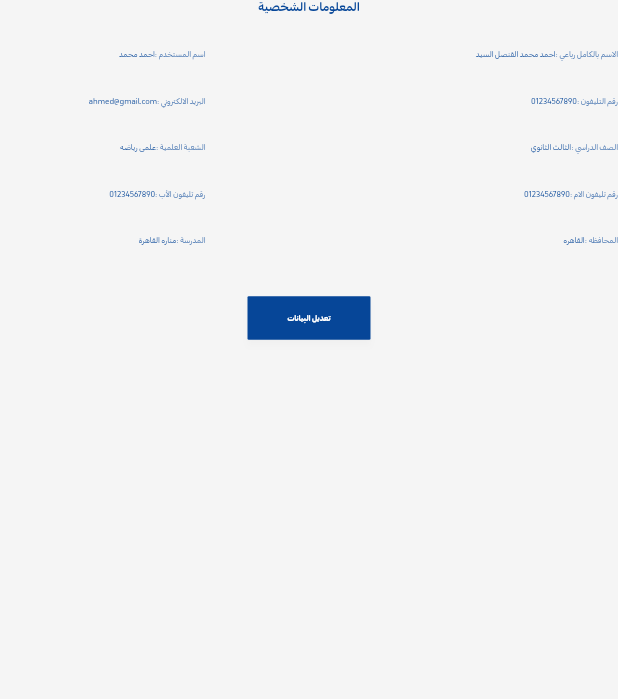
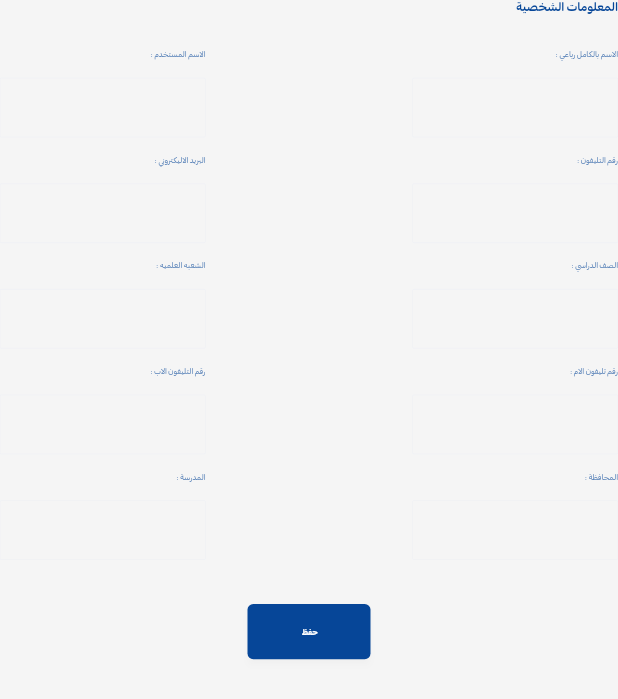
Before and after one commit to TarekLotfy30/assignment-module, a Flutter app: the PersonalInformationSection widget shown alone on an empty page, opened directly, after a tap on "تعديل البيانات", on a phone screen of 412 x 824 dp. Shown: the top 699 px of the screen. Run offline on Flutter 3.47's test engine with Material 3 defaults, Android fonts, the phone set to English and light mode, and no system bars; our stand-ins replace auto_route, bloc, dio, easy_debounce, easy_localization, equatable and 8 more; accounts and stored records are empty; project files that could hold a hidden picture were left out.

Commit message:
feat(profile): Integrate BLoC for profile editing
Adds `flutter_bloc` to manage the state of the personal profile page, enabling users to switch between viewing and editing their information.

```diff
--- a/analysis_options.yaml
+++ b/analysis_options.yaml
@@ -203,11 +203,11 @@ bloc:
     - avoid_build_context_extensions
     - avoid_flutter_imports
     - avoid_public_bloc_methods
-    - avoid_public_cubit_methods
+    # - avoid_public_cubit_methods
     #  Prefer to keep all external state in the [state] object. # int count = 0;
     - avoid_public_fields
-    # - prefer_bloc
-    - prefer_cubit
+    - prefer_bloc
+    # - prefer_cubit
     - prefer_file_naming_conventions
     - prefer_void_public_cubit_methods
     - prefer_void_public_bloc_methods
--- a/lib/core/theme/component_themes/app_button_themes.dart
+++ b/lib/core/theme/component_themes/app_button_themes.dart
@@ -23,9 +23,9 @@ abstract final class AppButtonThemes {
         overlayColor: colorScheme.primary.withValues(alpha: 0.12),
         alignment: Alignment.center,
         shape: RoundedRectangleBorder(
-          borderRadius: BorderRadius.circular(AppCorners.smallBorderRadius.r),
+          borderRadius: BorderRadius.circular(AppCorners.cardBorderRadius),
         ),
-        padding: EdgeInsets.symmetric(vertical: AppPadding.padding24.h),
+        padding: EdgeInsets.symmetric(vertical: AppPadding.padding32.h),
         minimumSize: Size(double.maxFinite, AppHeights.buttonHeight.h),
         textStyle: AppTextThemes.textTheme.headlineLarge?.copyWith(
           fontFamily: AppFontFamily.teshrin,
--- /dev/null
+++ b/lib/features/personal_profile/presentation/controller/profile_bloc.dart
@@ -0,0 +1,11 @@
+import 'package:bloc/bloc.dart';
+
+part 'profile_event.dart';
+part 'profile_state.dart';
+
+class ProfileBloc extends Bloc<ProfileEvent, ProfileState> {
+  ProfileBloc() : super(InitialState()) {
+    on<EditData>((event, emit) => emit(EditState()));
+    on<SaveData>((event, emit) => emit(SaveState()));
+  }
+}
--- /dev/null
+++ b/lib/features/personal_profile/presentation/controller/profile_event.dart
@@ -0,0 +1,7 @@
+part of 'profile_bloc.dart';
+
+abstract class ProfileEvent {}
+
+class EditData extends ProfileEvent {}
+
+class SaveData extends ProfileEvent {}
--- /dev/null
+++ b/lib/features/personal_profile/presentation/controller/profile_state.dart
@@ -0,0 +1,9 @@
+part of 'profile_bloc.dart';
+
+sealed class ProfileState {}
+
+final class InitialState extends ProfileState {}
+
+final class EditState extends ProfileState {}
+
+final class SaveState extends ProfileState {}
--- a/lib/features/personal_profile/presentation/widgets/personal_information_section.dart
+++ b/lib/features/personal_profile/presentation/widgets/personal_information_section.dart
@@ -1,16 +1,37 @@
 import 'package:flutter/material.dart';
+import 'package:flutter_bloc/flutter_bloc.dart';
 import 'package:flutter_screenutil/flutter_screenutil.dart';
 
+import '../../../../core/di/service_locator.dart';
 import '../../../../core/helpers/extensions/theme_extension.dart';
+import '../controller/profile_bloc.dart';
 import 'form_data.dart';
-import 'form_title.dart' show FormTitle;
+import 'form_title.dart';
 
-class PersonalInformationSection extends StatelessWidget {
+class PersonalInformationSection extends StatefulWidget {
   const PersonalInformationSection({super.key});
+
+  @override
+  State<PersonalInformationSection> createState() =>
+      _PersonalInformationSectionState();
+}
+
+class _PersonalInformationSectionState
+    extends State<PersonalInformationSection> {
+  late final ProfileBloc _blocInstance;
+  late final GlobalKey _formKey;
+
+  @override
+  void initState() {
+    super.initState();
+    _formKey = GlobalKey<FormState>();
+    _blocInstance = serviceLocator.get<ProfileBloc>();
+  }
 
   @override
   Widget build(BuildContext context) {
     return Column(
+      crossAxisAlignment: CrossAxisAlignment.start,
       children: [
         Text(
           "المعلومات الشخصية",
@@ -20,7 +41,13 @@ class PersonalInformationSection extends StatelessWidget {
           ),
         ),
         const SizedBox(height: 24),
-        Column(
+        BlocBuilder<ProfileBloc, ProfileState>(
+          bloc: _blocInstance,
+          builder: (context, state) {
+            switch (state) {
+              case InitialState():
+              case SaveState():
+                return Column(
                   children: [
                     const Row(
                       children: [
@@ -106,11 +133,75 @@ class PersonalInformationSection extends StatelessWidget {
                     Padding(
                       padding: const EdgeInsets.symmetric(horizontal: 165),
                       child: ElevatedButton(
-                onPressed: () {},
+                        onPressed: () {
+                          _blocInstance.add(EditData());
+                        },
                         child: const Text("تعديل البيانات"),
                       ),
                     ),
                   ],
+                );
+              case EditState():
+                return Form(
+                  key: _formKey,
+                  child: Column(
+                    children: [
+                      Row(
+                        children: [
+                          Expanded(
+                            child: Column(
+                              crossAxisAlignment: CrossAxisAlignment.start,
+                              spacing: 12,
+                              children: [
+                                const FormTitle(title: "الاسم بالكامل رباعي"),
+                                TextFormField(),
+                                const FormTitle(title: "رقم التليفون"),
+                                TextFormField(),
+                                const FormTitle(title: "الصف الدراسي"),
+                                TextFormField(),
+                                const FormTitle(title: "رقم تليفون الام"),
+                                TextFormField(),
+                                const FormTitle(title: "المحافظة"),
+                                TextFormField(),
+                              ],
+                            ),
+                          ),
+                          const SizedBox(width: 138),
+                          Expanded(
+                            child: Column(
+                              crossAxisAlignment: CrossAxisAlignment.start,
+                              spacing: 12,
+                              children: [
+                                const FormTitle(title: "الاسم المستخدم"),
+                                TextFormField(),
+                                const FormTitle(title: "البريد الاليكتروني"),
+                                TextFormField(),
+                                const FormTitle(title: "الشعبه العلميه"),
+                                TextFormField(),
+                                const FormTitle(title: "رقم التليفون الاب"),
+                                TextFormField(),
+                                const FormTitle(title: "المدرسة"),
+                                TextFormField(),
+                              ],
+                            ),
+                          ),
+                        ],
+                      ),
+                      const SizedBox(height: 24),
+                      Padding(
+                        padding: const EdgeInsets.symmetric(horizontal: 165),
+                        child: ElevatedButton(
+                          onPressed: () {
+                            _blocInstance.add(SaveData());
+                          },
+                          child: const Text("حفظ "),
+                        ),
+                      ),
+                    ],
+                  ),
+                );
+            }
+          },
         ),
       ],
     );
--- a/pubspec.yaml
+++ b/pubspec.yaml
@@ -27,6 +27,8 @@ dependencies:
   equatable: ^2.0.7
   hive: ^2.2.3
   hive_flutter: ^1.1.0
+  bloc: ^9.1.0
+  flutter_bloc: ^9.1.1
 
 
 
```
Also changed, not shown: lib/core/controller/bloc_observer.dart (added, +52 -0 lines), lib/core/di/service_locator.dart (+6 -3 lines), lib/core/helpers/functions/init_services.dart (+7 -3 lines), lib/features/personal_profile/presentation/page/personal_profile_page.dart (+13 -2 lines), lib/main.dart (+1 -6 lines), lib/features/student/data/models/personal_profile.dart (added), pubspec.lock. Lines whose indentation alone changed are shown as unchanged.
